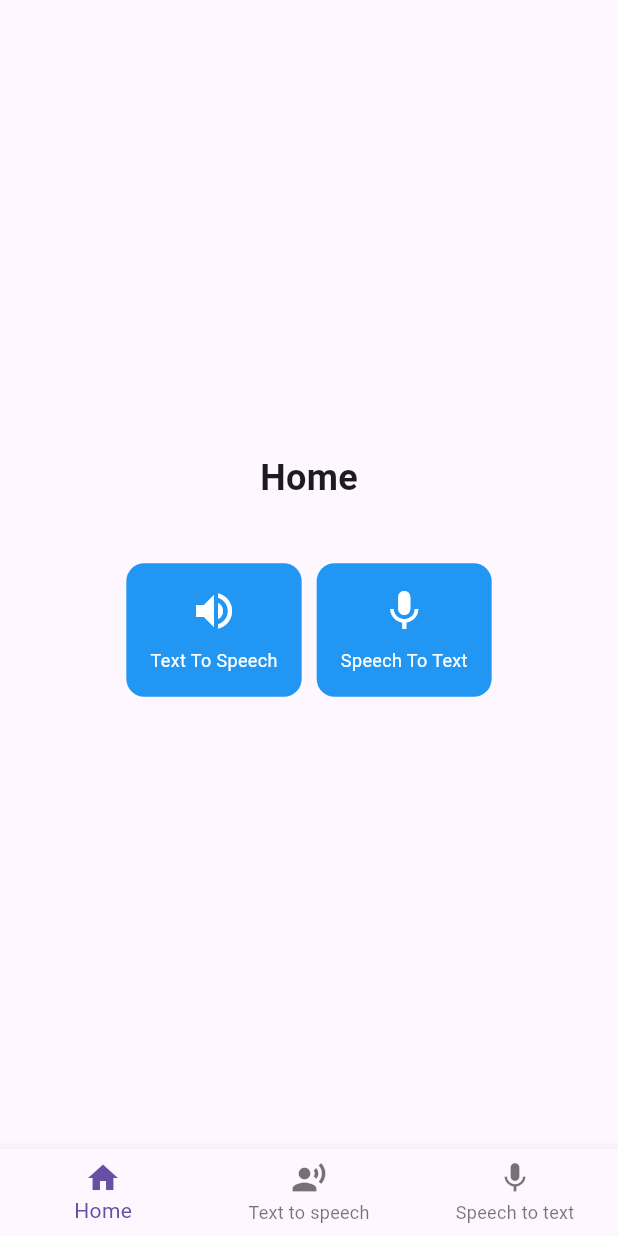
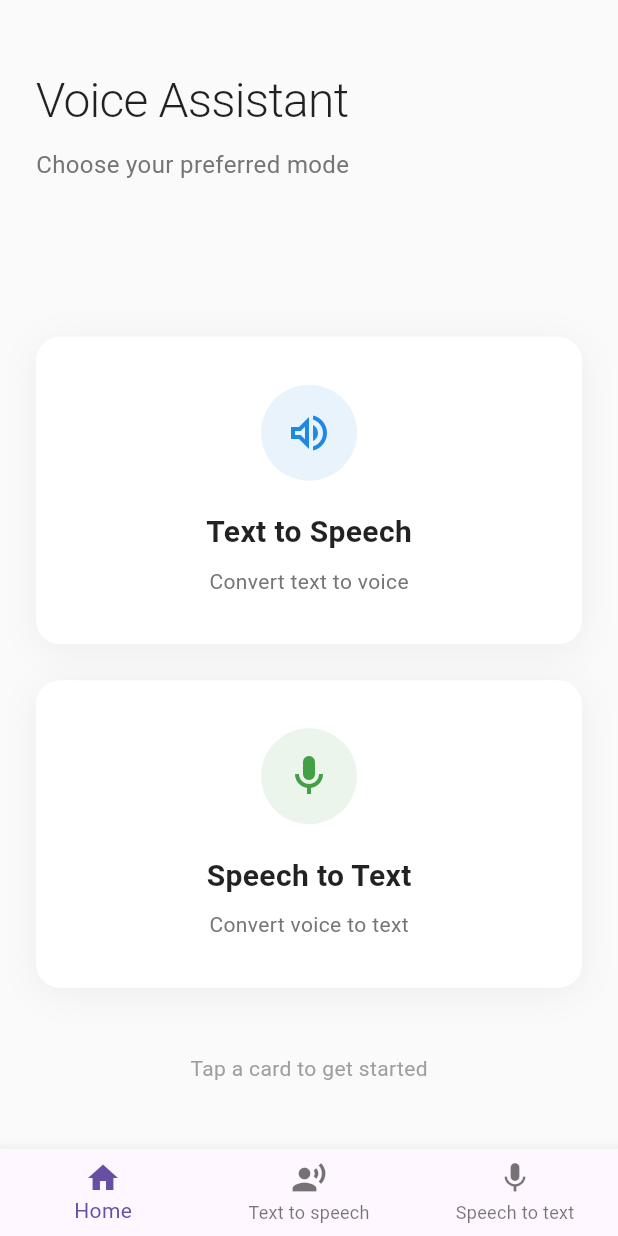
Before and after one commit to cedrickcuencaalegsao/stt_tts, a Flutter app: the screen it shows after launch, on a phone screen of 412 x 824 dp. Run offline on Flutter 3.47's test engine with Material 3 defaults, Android fonts, the phone set to English and light mode, and no system bars; our stand-ins replace file_picker, flutter_tts, permission_handler, shared_preferences; missing offline and left inert: flutter_sound, syncfusion_flutter_pdf.

Commit message:
update home/

```diff
--- a/lib/Shared/home/home.dart
+++ b/lib/Shared/home/home.dart
@@ -1,72 +1,167 @@
 import 'package:flutter/material.dart';
 
-class HomePage extends StatelessWidget {
+class HomePage extends StatefulWidget {
   const HomePage({super.key});
+
+  @override
+  State<HomePage> createState() => _HomePageState();
+}
+
+class _HomePageState extends State<HomePage> with SingleTickerProviderStateMixin {
+  late AnimationController _controller;
+  late Animation<double> _fadeAnimation;
+
+  @override
+  void initState() {
+    super.initState();
+    _controller = AnimationController(
+      duration: const Duration(milliseconds: 800),
+      vsync: this,
+    );
+    _fadeAnimation = Tween<double>(begin: 0.0, end: 1.0).animate(
+      CurvedAnimation(parent: _controller, curve: Curves.easeOut),
+    );
+    _controller.forward();
+  }
+
+  @override
+  void dispose() {
+    _controller.dispose();
+    super.dispose();
+  }
 
   @override
   Widget build(BuildContext context) {
     return Scaffold(
-      body: Center(
+      backgroundColor: Colors.grey.shade50,
+      body: SafeArea(
+        child: FadeTransition(
+          opacity: _fadeAnimation,
+          child: Padding(
+            padding: const EdgeInsets.all(24.0),
+            child: Column(
+              crossAxisAlignment: CrossAxisAlignment.start,
+              children: [
+                // Simple Header
+                const SizedBox(height: 20),
+                const Text(
+                  'Voice Assistant',
+                  style: TextStyle(
+                    fontSize: 32,
+                    fontWeight: FontWeight.w300,
+                    color: Colors.black87,
+                    letterSpacing: -0.5,
+                  ),
+                ),
+                const SizedBox(height: 8),
+                Text(
+                  'Choose your preferred mode',
+                  style: TextStyle(
+                    fontSize: 16,
+                    color: Colors.grey.shade600,
+                    fontWeight: FontWeight.w400,
+                  ),
+                ),
+
+                // Main Cards
+                const SizedBox(height: 60),
+                Expanded(
                   child: Column(
                     mainAxisAlignment: MainAxisAlignment.center,
                     children: [
-            Center(
-              child: Text(
-                "Home",
-                style: TextStyle(fontSize: 24, fontWeight: FontWeight.bold),
+                      _buildSimpleCard(
+                        title: 'Text to Speech',
+                        subtitle: 'Convert text to voice',
+                        icon: Icons.volume_up_outlined,
+                        color: Colors.blue.shade600,
+                        onTap: () => debugPrint("Text to Speech"),
                       ),
-            ),
-            const SizedBox(height: 40),
-            Row(
-              mainAxisAlignment: MainAxisAlignment.center,
-              children: [
-                // icons for text to speech and speech to text.
-                GestureDetector(
-                  onTap: () {
-                    debugPrint("Text to speech.");
-                  },
-                  child: Container(
-                    padding: const EdgeInsets.all(16),
-                    decoration: BoxDecoration(
-                      color: Colors.blue,
-                      borderRadius: BorderRadius.circular(12),
-                    ),
-                    child: const Column(
-                      children: [
-                        Icon(Icons.volume_up, size: 32, color: Colors.white),
-                        SizedBox(height: 8),
-                        Text(
-                          "Text To Speech",
-                          style: TextStyle(color: Colors.white, fontSize: 12),
+
+                      const SizedBox(height: 24),
+
+                      _buildSimpleCard(
+                        title: 'Speech to Text',
+                        subtitle: 'Convert voice to text',
+                        icon: Icons.mic_outlined,
+                        color: Colors.green.shade600,
+                        onTap: () => debugPrint("Speech to Text"),
                       ),
                     ],
                   ),
                 ),
+
+                // Simple Footer
+                Center(
+                  child: Text(
+                    'Tap a card to get started',
+                    style: TextStyle(
+                      fontSize: 14,
+                      color: Colors.grey.shade500,
                     ),
-                const SizedBox(width: 10),
-                GestureDetector(
-                  onTap: () {
-                    debugPrint("Speech To Text.");
-                  },
-                  child: Container(
-                    padding: const EdgeInsets.all(16),
-                    decoration: BoxDecoration(
-                      color: Colors.blue,
-                      borderRadius: BorderRadius.circular(12),
                   ),
-                    child: const Column(
-                      children: [
-                        Icon(Icons.mic, size: 32, color: Colors.white),
-                        SizedBox(height: 8),
-                        Text(
-                          "Speech To Text",
-                          style: TextStyle(color: Colors.white, fontSize: 12),
                 ),
+                const SizedBox(height: 20),
               ],
             ),
           ),
         ),
+      ),
+    );
+  }
+
+  Widget _buildSimpleCard({
+    required String title,
+    required String subtitle,
+    required IconData icon,
+    required Color color,
+    required VoidCallback onTap,
+  }) {
+    return GestureDetector(
+      onTap: onTap,
+      child: Container(
+        width: double.infinity,
+        padding: const EdgeInsets.all(32),
+        decoration: BoxDecoration(
+          color: Colors.white,
+          borderRadius: BorderRadius.circular(16),
+          boxShadow: [
+            BoxShadow(
+              color: Colors.black.withOpacity(0.05),
+              blurRadius: 20,
+              offset: const Offset(0, 4),
+            ),
           ],
+        ),
+        child: Column(
+          children: [
+            Container(
+              padding: const EdgeInsets.all(16),
+              decoration: BoxDecoration(
+                color: color.withOpacity(0.1),
+                shape: BoxShape.circle,
+              ),
+              child: Icon(
+                icon,
+                size: 32,
+                color: color,
+              ),
+            ),
+            const SizedBox(height: 20),
+            Text(
+              title,
+              style: const TextStyle(
+                fontSize: 20,
+                fontWeight: FontWeight.w600,
+                color: Colors.black87,
+              ),
+            ),
+            const SizedBox(height: 8),
+            Text(
+              subtitle,
+              style: TextStyle(
+                fontSize: 14,
+                color: Colors.grey.shade600,
+              ),
             ),
           ],
         ),
```
Lines whose indentation alone changed are shown as unchanged.
